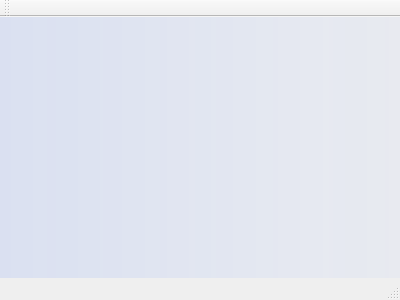
Above: mainwindow.ui from asvitenkov/PBZ_LAB1 before the change. Below: the same form after it.
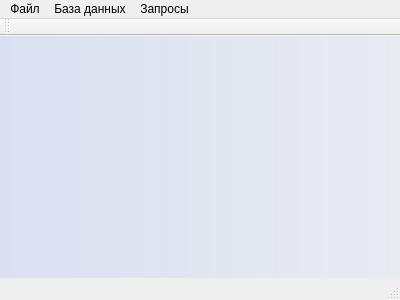
That is the form after the change.

Diff of the .ui file:
```diff
--- a/mainwindow.ui
+++ b/mainwindow.ui
@@ -40,6 +40,29 @@
      <height>22</height>
     </rect>
    </property>
+   <widget class="QMenu" name="menu">
+    <property name="title">
+     <string>Файл</string>
+    </property>
+    <addaction name="exitAction"/>
+   </widget>
+   <widget class="QMenu" name="menu_2">
+    <property name="title">
+     <string>База данных</string>
+    </property>
+    <addaction name="createQueryAction"/>
+   </widget>
+   <widget class="QMenu" name="menu_3">
+    <property name="title">
+     <string>Запросы</string>
+    </property>
+    <addaction name="action"/>
+    <addaction name="action_2"/>
+    <addaction name="action_3"/>
+   </widget>
+   <addaction name="menu"/>
+   <addaction name="menu_2"/>
+   <addaction name="menu_3"/>
   </widget>
   <widget class="QToolBar" name="mainToolBar">
    <attribute name="toolBarArea">
```
Left out of the diff: 28 changed lines with no effect on the pictures.
